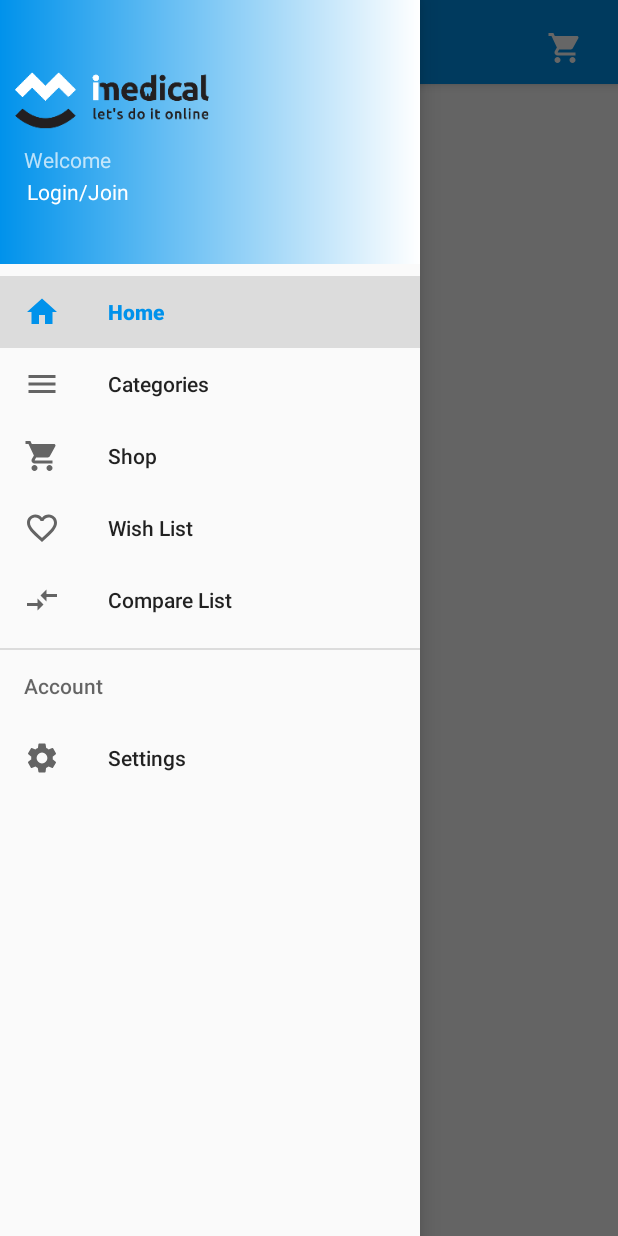
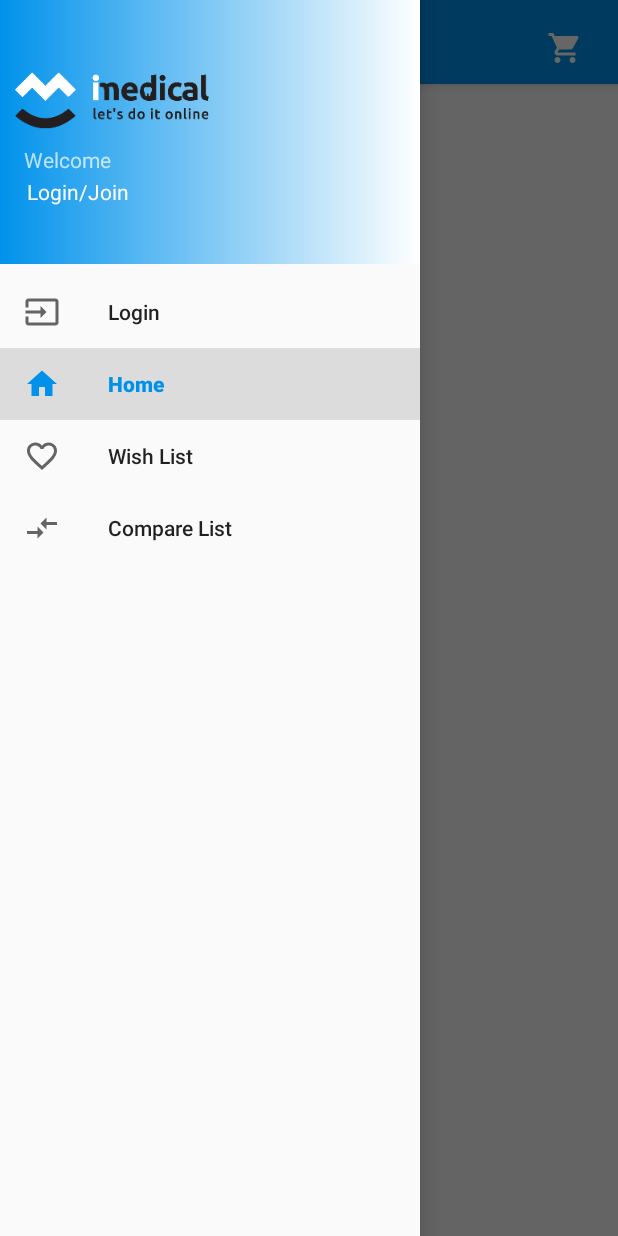
Before and after one commit to MFM95/Imedical, an Android app: the screen it shows after launch (HomeActivity), with the side drawer open, on a phone screen of 412 x 824 dp. Run offline under Robolectric (Android 15) with nearby library versions, the phone set to English and light mode, and no system bars; our stand-ins replace Dagger/Hilt's generated code, Picasso, Room's generated code; pictures from the network do not load; 28 statements that could not run were skipped.

Commit message:
some fixes

```diff
--- a/app/src/main/java/com/example/imedical/cart/presentation/view/adapter/CartItemsAdapter.kt
+++ b/app/src/main/java/com/example/imedical/cart/presentation/view/adapter/CartItemsAdapter.kt
@@ -51,6 +51,7 @@ class CartItemsAdapter(
                     quantity.text = (it + 1).toString()
                     cartActions.updateItem(item, it + 1)
                     item.quantity = it + 1
+                    cartActions.addToTotal(item.price)
                 }
             }
             //Decrease quantity
@@ -60,6 +61,7 @@ class CartItemsAdapter(
                         quantity.text = (it - 1).toString()
                         item.quantity = (it - 1)
                         cartActions.updateItem(item, it - 1)
+                        cartActions.removeFromTotal(item.price)
                     }
                 }
             }
@@ -70,6 +72,8 @@ class CartItemsAdapter(
         }
     }
     interface CartActions{
+        fun addToTotal(num: Int)
+        fun removeFromTotal(num: Int)
         fun updateItem(item: CartItemModel, quantity: Int)
         fun deleteItem(item: CartItemModel, position: Int)
     }
--- a/app/src/main/java/com/example/imedical/home/presentation/view/fragment/HomeFragment.kt
+++ b/app/src/main/java/com/example/imedical/home/presentation/view/fragment/HomeFragment.kt
@@ -8,6 +8,7 @@ import android.view.View
 import android.view.ViewGroup
 
 import com.example.imedical.R
+import com.example.imedical.home.presentation.view.activity.HomeActivity
 
 /**
  * A simple [Fragment] subclass.
@@ -26,5 +27,4 @@ class HomeFragment : Fragment() {
         super.onActivityCreated(savedInstanceState)
         activity?.setTitle(R.string.title_activity_home)
     }
-
 }
--- a/app/src/main/java/com/example/imedical/home/presentation/view/fragment/NavigationFragment.kt
+++ b/app/src/main/java/com/example/imedical/home/presentation/view/fragment/NavigationFragment.kt
@@ -110,19 +110,21 @@ class NavigationFragment : BaseFragment(), NavigationView.OnNavigationItemSelect
     override fun onNavigationItemSelected(item: MenuItem): Boolean {
         // Handle navigation view item clicks here.
         when (item.itemId) {
+            R.id.nav_login ->{
+                activity!!.startActivity(Intent(activity, LoginActivity::class.java))
+            }
             R.id.nav_home -> {
                 if(fragmentManager != null)
                     activity?.supportFragmentManager?.beginTransaction()!!
                         .replace(R.id.homeFragment, HomeFragment())
                         .commitNow()
             }
-            R.id.nav_categories -> {
+            //R.id.nav_categories -> {
             //    val intent = Intent(activity, CategoriesActivity::class.java)
-          //      startActivity(intent)
-            }
-            R.id.nav_shop -> {
-
-            }
+            //      startActivity(intent)
+            //}
+            //R.id.nav_shop ->
+            //}
             R.id.nav_wish_list -> {
                 if(fragmentManager != null && userPreferences.isUserLogged())
                 activity?.supportFragmentManager?.beginTransaction()?.replace(R.id.homeFragment, WishListFragment())?.commitNow()
@@ -165,10 +167,14 @@ class NavigationFragment : BaseFragment(), NavigationView.OnNavigationItemSelect
         SETTINGS
     }
     private fun hideLogout(){
+        navView.menu.findItem(R.id.nav_settings).isVisible = false
         navView.menu.findItem(R.id.nav_logout).isVisible = false
+        navView.menu.findItem(R.id.nav_login).isVisible = true
     }
 
     private fun showLogout(){
+        navView.menu.findItem(R.id.nav_settings).isVisible = true
         navView.menu.findItem(R.id.nav_logout).isVisible = true
+        navView.menu.findItem(R.id.nav_login).isVisible = false
     }
 }
--- a/app/src/main/res/menu/activity_home_drawer.xml
+++ b/app/src/main/res/menu/activity_home_drawer.xml
@@ -4,18 +4,14 @@
       tools:showIn="navigation_view">
 
     <group android:checkableBehavior="single">
+        <item android:id="@+id/nav_login"
+            android:icon="@drawable/ic_logout"
+                android:title="Login"/>
         <item
                 android:id="@+id/nav_home"
                 android:icon="@drawable/ic_home_sm"
                 android:title="@string/menu_home"/>
-        <item
-                android:id="@+id/nav_categories"
-                android:icon="@drawable/ic_menu_sm"
-                android:title="@string/menu_categories"/>
-        <item
-                android:id="@+id/nav_shop"
-                android:icon="@drawable/ic_shopping_cart_white_sm"
-                android:title="@string/menu_shop"/>
+
         <item
                 android:id="@+id/nav_wish_list"
                 android:icon="@drawable/ic_wish_border_sm"
@@ -26,7 +22,7 @@
                 android:title="@string/menu_compare_list"/>
     </group>
 
-    <item android:title="Account">
+    <item android:title="">
         <menu>
             <item
                     android:id="@+id/nav_settings"
```
Also changed, not shown: app/src/main/java/com/example/imedical/cart/presentation/view/fragment/CartFragment.kt (+28 -1 lines), app/src/main/res/layout/fragment_cart.xml (+8 -1 lines).
